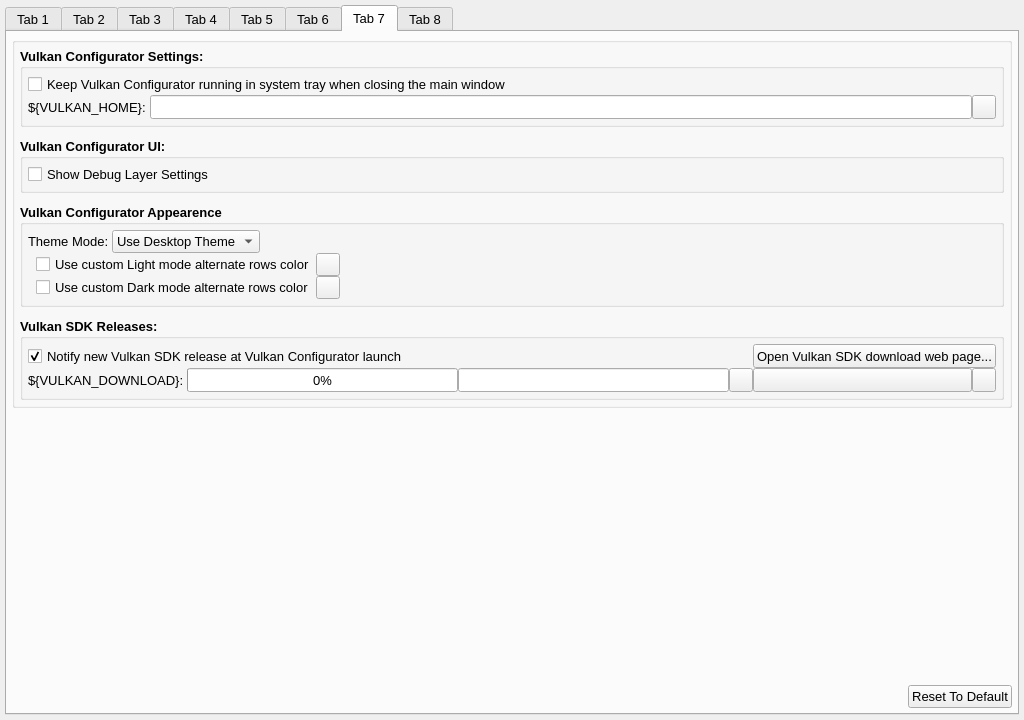
LunarG/VulkanTools, file vkconfig_gui/mainwindow.ui: the form before one commit.
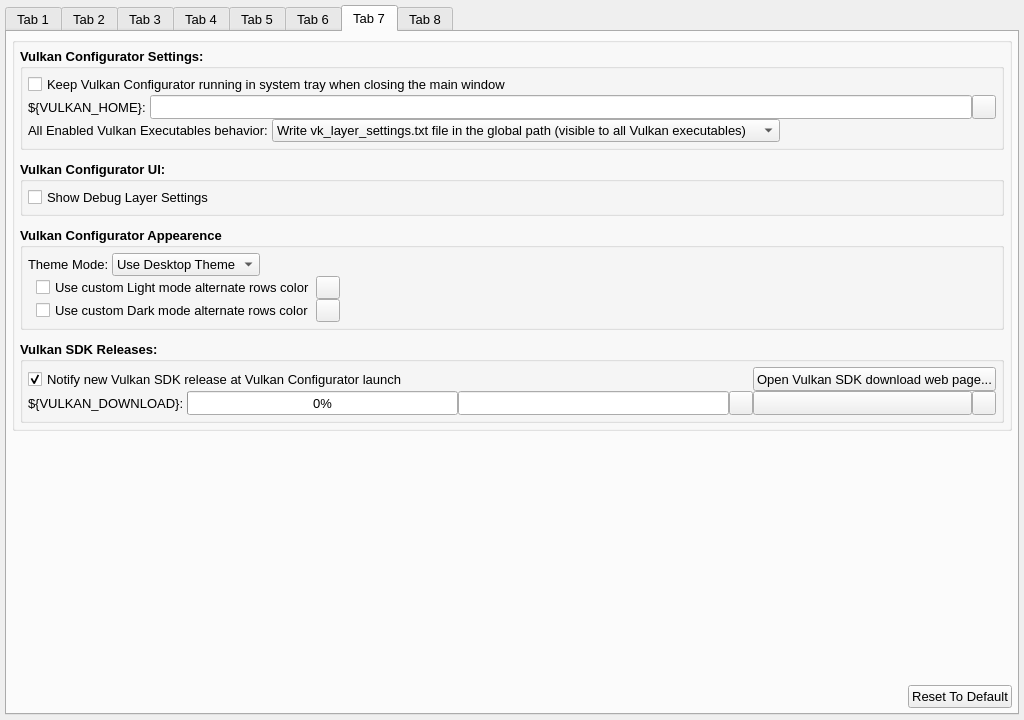
The form after the commit. The open tabs and pages were chosen to show the change. Icons and pictures are not drawn.

Commit message: vkconfig: Add control to all enabled executables vk_layer_settings.txt location

Patch:
```diff
--- a/vkconfig_gui/mainwindow.ui
+++ b/vkconfig_gui/mainwindow.ui
@@ -3662,6 +3662,64 @@
                 </item>
                </layout>
               </item>
+              <item>
+               <layout class="QHBoxLayout" name="horizontalLayout_20">
+                <property name="topMargin">
+                 <number>0</number>
+                </property>
+                <item>
+                 <widget class="QLabel" name="label_14">
+                  <property name="font">
+                   <font>
+                    <family>Arial</family>
+                    <pointsize>10</pointsize>
+                    <bold>false</bold>
+                   </font>
+                  </property>
+                  <property name="text">
+                   <string>All Enabled Vulkan Executables behavior: </string>
+                  </property>
+                 </widget>
+                </item>
+                <item>
+                 <widget class="QComboBox" name="preferences_all_enabled_executables">
+                  <property name="font">
+                   <font>
+                    <family>Arial</family>
+                    <pointsize>10</pointsize>
+                    <bold>false</bold>
+                   </font>
+                  </property>
+                  <property name="sizeAdjustPolicy">
+                   <enum>QComboBox::AdjustToContents</enum>
+                  </property>
+                  <item>
+                   <property name="text">
+                    <string>Write vk_layer_settings.txt file in the global path (visible to all Vulkan executables)</string>
+                   </property>
+                  </item>
+                  <item>
+                   <property name="text">
+                    <string>Write vk_layer_settings.txt file in the application launcher working directory</string>
+                   </property>
+                  </item>
+                 </widget>
+                </item>
+                <item>
+                 <spacer name="horizontalSpacer_8">
+                  <property name="orientation">
+                   <enum>Qt::Horizontal</enum>
+                  </property>
+                  <property name="sizeHint" stdset="0">
+                   <size>
+                    <width>40</width>
+                    <height>20</height>
+                   </size>
+                  </property>
+                 </spacer>
+                </item>
+               </layout>
+              </item>
              </layout>
             </widget>
            </item>
```
Left out of the diff: 2 changed lines with no effect on the pictures. The commit also changes 8 other files.
